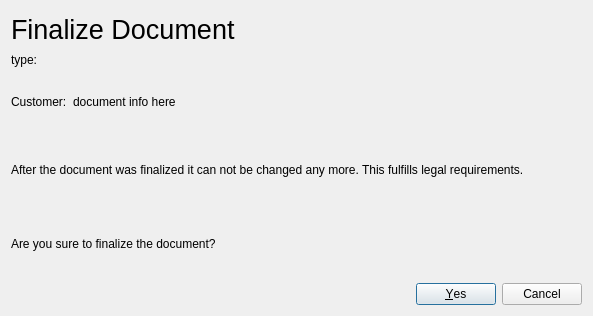
Qt form src/finalizedoc.ui (dragotin/kraft) before a commit.
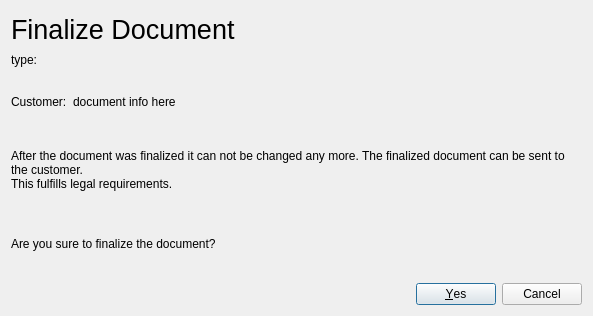
The same form after that commit.

Commit message: Minor tweaks around finalizing the document

Patch:
```diff
--- a/src/finalizedoc.ui
+++ b/src/finalizedoc.ui
@@ -105,7 +105,7 @@
    <item row="1" column="0">
     <widget class="QLabel" name="label_2">
      <property name="text">
-      <string>After the document was finalized it can not be changed any more. This fulfills legal requirements.</string>
+      <string>&lt;html&gt;&lt;head/&gt;&lt;body&gt;&lt;p&gt;After the document was finalized it can not be changed any more. The finalized document can be sent to the customer. &lt;br/&gt;This fulfills legal requirements.&lt;/p&gt;&lt;/body&gt;&lt;/html&gt;</string>
      </property>
      <property name="textFormat">
       <enum>Qt::TextFormat::RichText</enum>
```
The commit also changes 1 other file.
